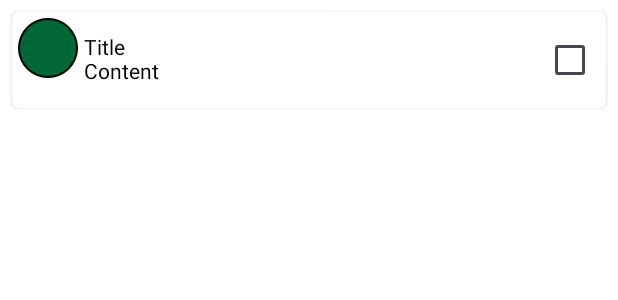
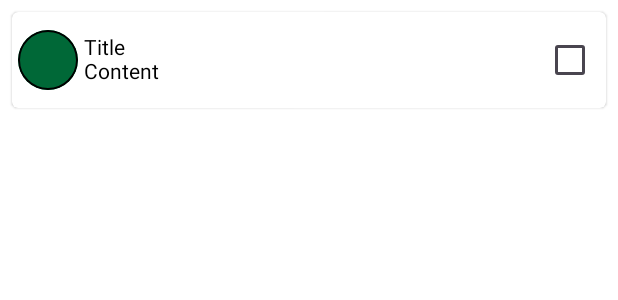
Before and after one commit to faisalmoinuddin99/android_kotlin, an Android app built with Jetpack Compose: the @Preview function NotePreview, on a phone screen of 412 x 824 dp. Shown: the top 300 px of the screen. Run offline under Robolectric (Android 15) with nearby library versions, the phone set to English and light mode, and no system bars.

Commit message:
Centering NoteColor

```diff
--- a/app/src/main/java/com/example/jetnotes/ui/components/Note.kt
+++ b/app/src/main/java/com/example/jetnotes/ui/components/Note.kt
@@ -36,7 +36,10 @@ fun Note() {
             .background(Color.White, backgroundShape)
 
     ) {
-        NoteColor(color = green, size = 40.dp, border = 1.dp, padding = 4.dp)
+        NoteColor(
+            modifier = Modifier.align(Alignment.CenterVertically),
+            color = green, size = 40.dp, border = 1.dp, padding = 4.dp
+        )
         Column(
             modifier = Modifier
                 .weight(1f)
--- a/app/src/main/java/com/example/jetnotes/ui/components/NoteColor.kt
+++ b/app/src/main/java/com/example/jetnotes/ui/components/NoteColor.kt
@@ -18,13 +18,14 @@ import androidx.compose.ui.unit.dp
 
 @Composable
 fun NoteColor(
+    modifier: Modifier = Modifier,
     color: Color,
     size: Dp,
     padding: Dp = 0.dp,
     border: Dp
 ) {
     Box(
-        modifier = Modifier
+        modifier = modifier
             .padding(padding)
             .size(size)
             .clip(CircleShape)
```
